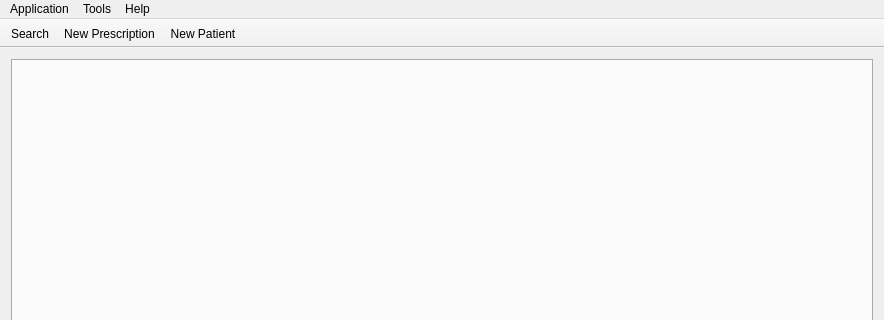
The window that mtrack/mainwindow.ui (kyledevans/Medicine-Track) describes before a commit, drawn with Qt 5; both pictures show x 0 to 884 and y 0 to 320 of the 884 by 567 pixel window.
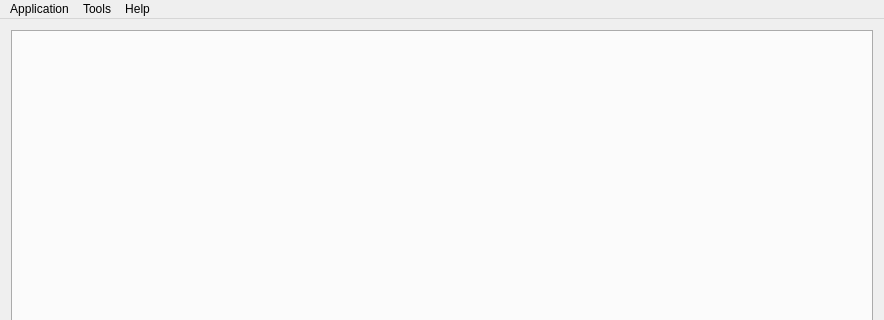
The same window after the commit.

Commit message: Prescription search now works. 	modified:   mtrack/inventoryframe.ui 	modified:   mtrack/mainwindow.cpp 	modified:   mtrack/mainwindow.ui 	modified:   mtrack/patientsearch.cpp 	modified:   mtrack/patientsearch.h 	modified:   mtrack/prescriptionsframe.cpp 	modified:   mtrack/prescriptionsframe.h 	modified:   sql_commands.txt

What changed in the file:
```diff
--- a/mtrack/mainwindow.ui
+++ b/mtrack/mainwindow.ui
@@ -57,23 +57,6 @@
    <addaction name="menuTools"/>
    <addaction name="menuHelp"/>
   </widget>
-  <widget class="QToolBar" name="mainToolBar">
-   <property name="movable">
-    <bool>false</bool>
-   </property>
-   <property name="floatable">
-    <bool>false</bool>
-   </property>
-   <attribute name="toolBarArea">
-    <enum>TopToolBarArea</enum>
-   </attribute>
-   <attribute name="toolBarBreak">
-    <bool>false</bool>
-   </attribute>
-   <addaction name="actionSearch"/>
-   <addaction name="actionNewPrescription"/>
-   <addaction name="actionNewPatient"/>
-  </widget>
   <widget class="QStatusBar" name="statusBar"/>
   <action name="actionQuit">
    <property name="text">
@@ -88,30 +71,6 @@
     <string>Options</string>
    </property>
   </action>
-  <action name="actionNewPrescription">
-   <property name="text">
-    <string>New Prescription</string>
-   </property>
-   <property name="toolTip">
-    <string>Add a new prescription</string>
-   </property>
-  </action>
-  <action name="actionSearch">
-   <property name="text">
-    <string>Search</string>
-   </property>
-   <property name="toolTip">
-    <string>Search for patients or medications</string>
-   </property>
-  </action>
-  <action name="actionNewPatient">
-   <property name="text">
-    <string>New Patient</string>
-   </property>
-   <property name="toolTip">
-    <string>Add a new patient</string>
-   </property>
-  </action>
  </widget>
  <layoutdefault spacing="6" margin="11"/>
  <resources/>
```
The commit also changes 7 other files.
